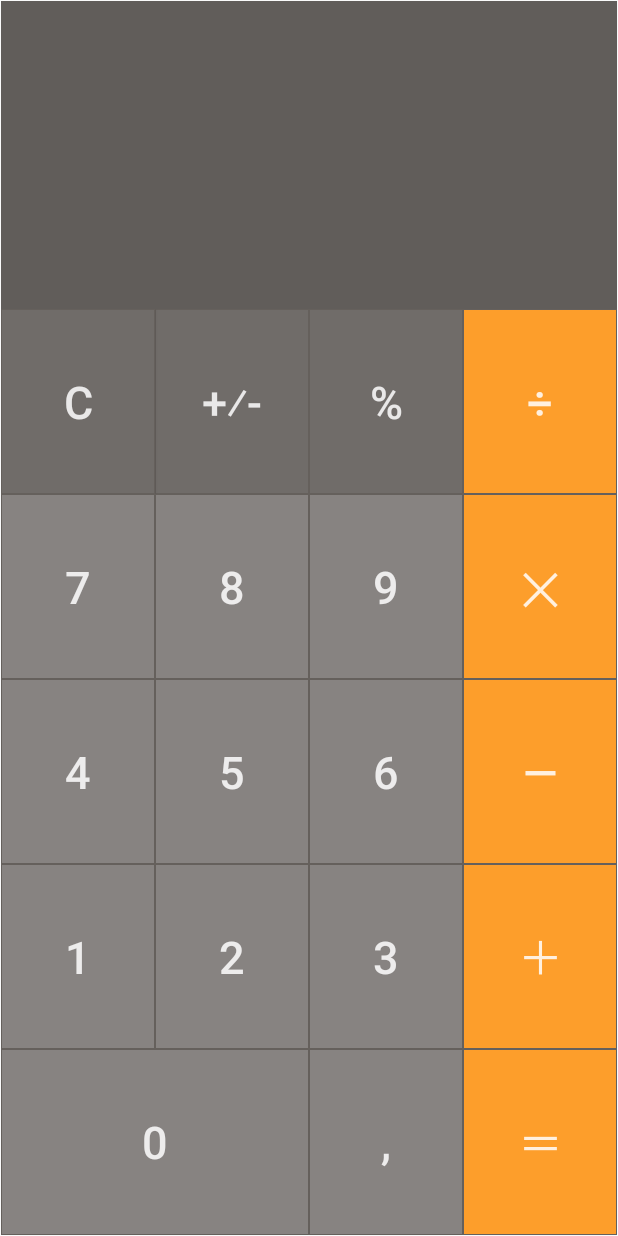
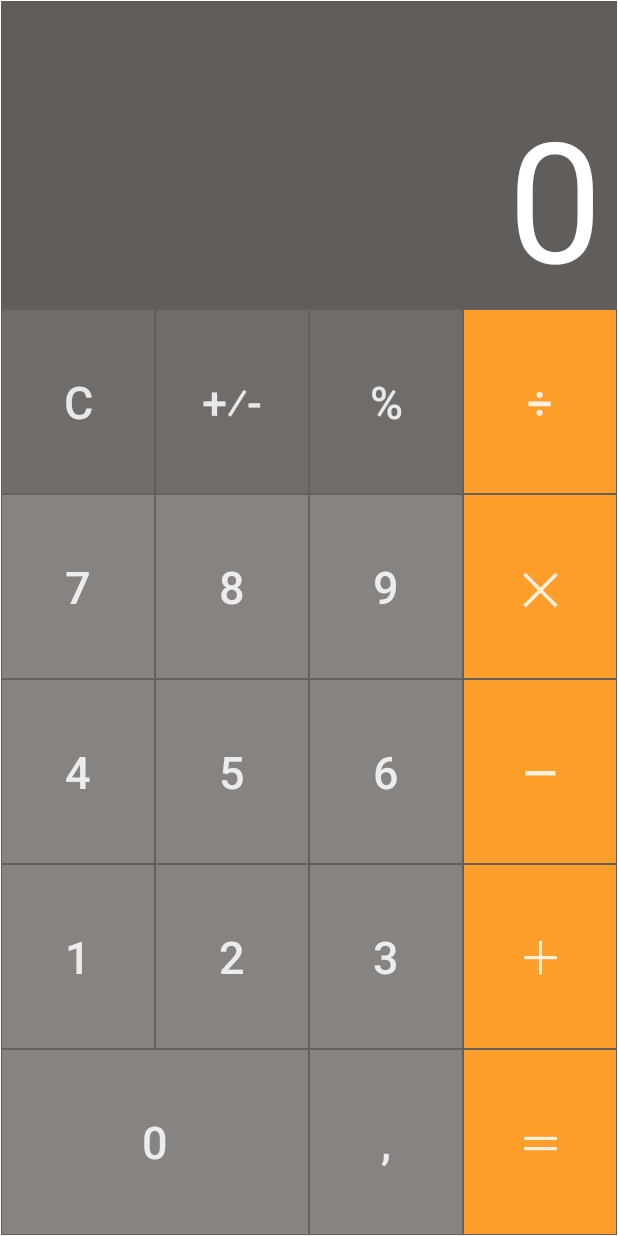
Before and after one commit to Wekker/androidCalculator, an Android app: the screen it shows after launch (MainActivity), on a phone screen of 412 x 824 dp. Run offline under Robolectric (Android 15) with nearby library versions, the phone set to English and light mode, and no system bars; our stand-ins replace data binding.

Commit message:
Add auto resizing and text aligment to display text

```diff
--- a/app/src/main/res/layout/activity_main.xml
+++ b/app/src/main/res/layout/activity_main.xml
@@ -1,5 +1,6 @@
 <?xml version="1.0" encoding="utf-8"?>
 <layout xmlns:android="http://schemas.android.com/apk/res/android"
+    xmlns:app="http://schemas.android.com/apk/res-auto"
     xmlns:tools="http://schemas.android.com/tools"
     tools:context=".MainActivity">
 
@@ -13,18 +14,20 @@
         android:paddingRight="@dimen/activity_horizontal_margin"
         android:paddingBottom="@dimen/activity_vertical_margin">
 
-        <EditText
+        <TextView
             android:id="@+id/editText"
             android:layout_width="match_parent"
             android:layout_height="0dp"
             android:layout_weight="0.25"
             android:background="@color/colorMainDislay"
-            android:enabled="false"
-            android:gravity="bottom"
-            android:lines="2"
-            android:maxLines="2"
+            android:gravity="bottom|end"
+            android:paddingLeft="10sp"
+            android:paddingEnd="10sp"
+            android:paddingRight="10sp"
+            android:text="@string/display_initial_value"
             android:textColor="@color/colorMainDislayText"
-            android:textSize="20sp" />
+            android:textSize="200sp"
+            app:autoSizeTextType="uniform" />
 
         <LinearLayout
             android:id="@+id/basic_button_panel"
```
